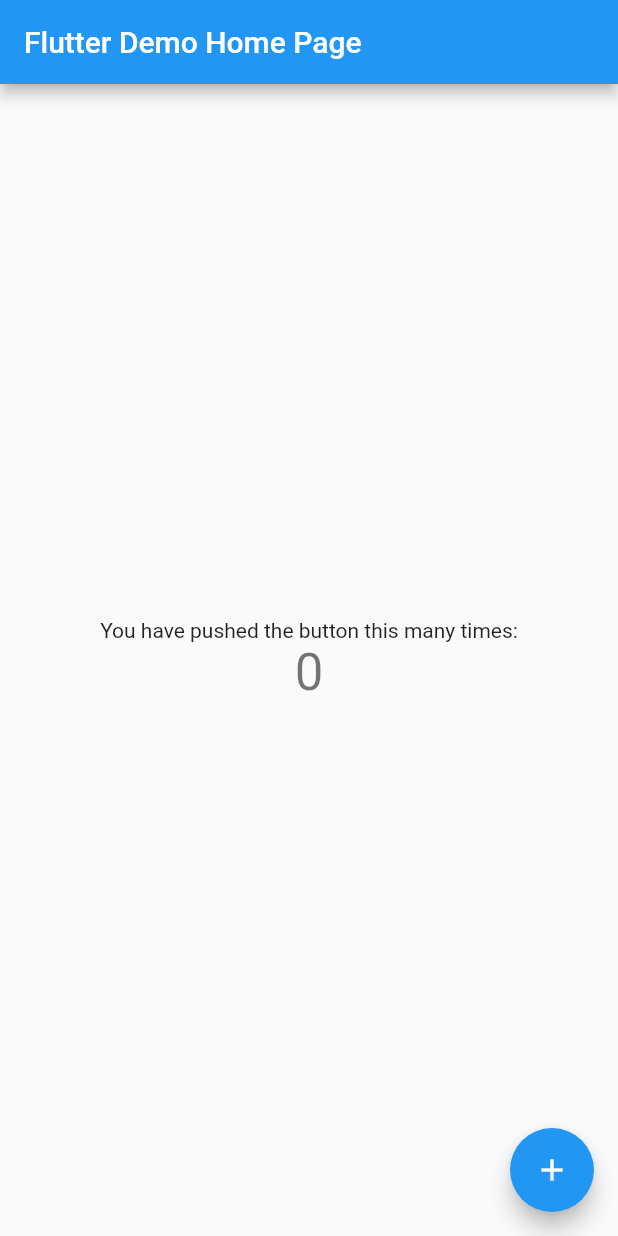
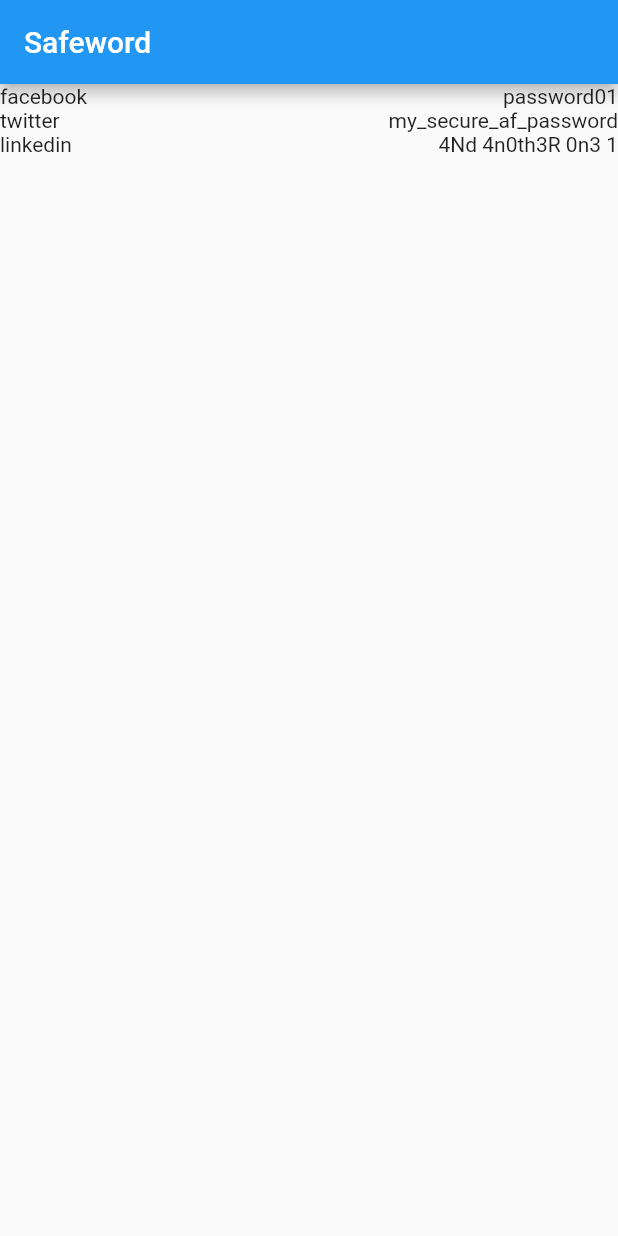
Before and after one commit to remysanfeliu/flutter-safeword, a Flutter app: the screen it shows after launch, on a phone screen of 412 x 824 dp. Run offline on Flutter 3.47's test engine with Material 2 defaults, Android fonts, the phone set to English and light mode, and no system bars.

Commit message:
[FEAT] First sample of password vault app

```diff
--- /dev/null
+++ b/lib/di/Injector.dart
@@ -0,0 +1,18 @@
+import '../services/PasswordProvider.service.dart';
+
+/// Class used a very, very basic dedency injector
+class Injector {
+  /// Boilerplate to declare a Singleton
+  static final Injector _singleton = new Injector._internal();
+  factory Injector() {
+    return _singleton;
+  }
+  Injector._internal();
+
+  /// Defining the injectable services
+  static final PasswordProvider _pwdProvider = new PasswordProvider();
+  PasswordProvider getPasswordProvider(){
+    return _pwdProvider;
+  }
+
+}
--- a/lib/main.dart
+++ b/lib/main.dart
@@ -1,4 +1,5 @@
 import 'package:flutter/material.dart';
+import 'widgets/screens/SearchScreen.dart';
 
 void main() => runApp(new MyApp());
 
@@ -7,7 +8,7 @@ class MyApp extends StatelessWidget {
   @override
   Widget build(BuildContext context) {
     return new MaterialApp(
-      title: 'Flutter Demo',
+      title: 'Safeword',
       theme: new ThemeData(
         // This is the theme of your application.
         //
@@ -19,91 +20,7 @@ class MyApp extends StatelessWidget {
         // counter didn't reset back to zero; the application is not restarted.
         primarySwatch: Colors.blue,
       ),
-      home: new MyHomePage(title: 'Flutter Demo Home Page'),
+      home: new SearchScreen(),
     );
   }
 }
-
-class MyHomePage extends StatefulWidget {
-  MyHomePage({Key key, this.title}) : super(key: key);
-
-  // This widget is the home page of your application. It is stateful, meaning
-  // that it has a State object (defined below) that contains fields that affect
-  // how it looks.
-
-  // This class is the configuration for the state. It holds the values (in this
-  // case the title) provided by the parent (in this case the App widget) and
-  // used by the build method of the State. Fields in a Widget subclass are
-  // always marked "final".
-
-  final String title;
-
-  @override
-  _MyHomePageState createState() => new _MyHomePageState();
-}
-
-class _MyHomePageState extends State<MyHomePage> {
-  int _counter = 0;
-
-  void _incrementCounter() {
-    setState(() {
-      // This call to setState tells the Flutter framework that something has
-      // changed in this State, which causes it to rerun the build method below
-      // so that the display can reflect the updated values. If we changed
-      // _counter without calling setState(), then the build method would not be
-      // called again, and so nothing would appear to happen.
-      _counter++;
-    });
-  }
-
-  @override
-  Widget build(BuildContext context) {
-    // This method is rerun every time setState is called, for instance as done
-    // by the _incrementCounter method above.
-    //
-    // The Flutter framework has been optimized to make rerunning build methods
-    // fast, so that you can just rebuild anything that needs updating rather
-    // than having to individually change instances of widgets.
-    return new Scaffold(
-      appBar: new AppBar(
-        // Here we take the value from the MyHomePage object that was created by
-        // the App.build method, and use it to set our appbar title.
-        title: new Text(widget.title),
-      ),
-      body: new Center(
-        // Center is a layout widget. It takes a single child and positions it
-        // in the middle of the parent.
-        child: new Column(
-          // Column is also layout widget. It takes a list of children and
-          // arranges them vertically. By default, it sizes itself to fit its
-          // children horizontally, and tries to be as tall as its parent.
-          //
-          // Invoke "debug paint" (press "p" in the console where you ran
-          // "flutter run", or select "Toggle Debug Paint" from the Flutter tool
-          // window in IntelliJ) to see the wireframe for each widget.
-          //
-          // Column has various properties to control how it sizes itself and
-          // how it positions its children. Here we use mainAxisAlignment to
-          // center the children vertically; the main axis here is the vertical
-          // axis because Columns are vertical (the cross axis would be
-          // horizontal).
-          mainAxisAlignment: MainAxisAlignment.center,
-          children: <Widget>[
-            new Text(
-              'You have pushed the button this many times:',
-            ),
-            new Text(
-              '$_counter',
-              style: Theme.of(context).textTheme.display1,
-            ),
-          ],
-        ),
-      ),
-      floatingActionButton: new FloatingActionButton(
-        onPressed: _incrementCounter,
-        tooltip: 'Increment',
-        child: new Icon(Icons.add),
-      ), // This trailing comma makes auto-formatting nicer for build methods.
-    );
-  }
-}
--- /dev/null
+++ b/lib/model/Password.dart
@@ -0,0 +1,6 @@
+class Password {
+  String label;
+  String password;
+
+  Password(this.label, this.password);
+}
--- /dev/null
+++ b/lib/services/PasswordProvider.service.dart
@@ -0,0 +1,30 @@
+import '../model/Password.dart';
+
+/**
+ * This Provider handles the password repository and allows to fetch and save passwords.
+ */
+class PasswordProvider {
+
+  // Initializing the repo with a bunch of samples
+  List<Password> _pwdRepository = [
+      Password('facebook', 'password01'),
+      Password('twitter', 'my_secure_af_password'),
+      Password('linkedin', '4Nd 4n0th3R 0n3 1')
+    ];
+
+  /// Get the list of passwords
+  List<Password> passwords() {
+    return this._pwdRepository;
+  }
+
+  /// Add a password entity to the repository
+  void addPassword(Password pwd){
+    this._pwdRepository.add(pwd);
+  }
+
+  /// Helper method : calls addPassword(Password pwd)
+  void addPasswordWithLabel(String lbl, String pwd) {
+    this.addPassword(Password(lbl, pwd));
+  }
+
+}
--- /dev/null
+++ b/lib/widgets/PasswordCellWidget.dart
@@ -0,0 +1,33 @@
+import 'package:flutter/material.dart';
+import '../model/Password.dart';
+
+class PasswordCellWidget extends StatefulWidget {
+
+  final Password _pwd;
+
+  PasswordCellWidget(this._pwd);
+
+  @override
+  _PasswordCellState createState() {
+    return new _PasswordCellState(this._pwd);
+  }
+
+}
+
+class _PasswordCellState extends State<PasswordCellWidget> {
+
+  Password _pwd;
+
+  _PasswordCellState(this._pwd);
+
+  @override
+  Widget build(BuildContext context) {
+
+    return new Row(children: <Widget>[
+      new Expanded(child: new Text(this._pwd.label, textAlign: TextAlign.left)),
+      new Expanded(child: new Text(this._pwd.password, textAlign: TextAlign.right))
+    ]);
+
+  }
+
+}
--- /dev/null
+++ b/lib/widgets/PasswordListWidget.dart
@@ -0,0 +1,19 @@
+import 'package:flutter/material.dart';
+import './PasswordCellWidget.dart';
+import '../di/Injector.dart';
+import '../services/PasswordProvider.service.dart';
+
+class PasswordListWidget extends StatelessWidget {
+
+  final PasswordProvider _pwdProvider = Injector().getPasswordProvider();
+
+  @override
+  Widget build(BuildContext context) {
+
+    return new ListView.builder(
+      itemBuilder:(BuildContext context, int index) {
+        return _pwdProvider.passwords().length > index ? new PasswordCellWidget(_pwdProvider.passwords()[index]) : null;
+      });
+  }
+
+}
--- /dev/null
+++ b/lib/widgets/screens/SearchScreen.dart
@@ -0,0 +1,41 @@
+import 'package:flutter/material.dart';
+import '../PasswordListWidget.dart';
+
+class SearchScreen extends StatefulWidget {
+  SearchScreen({Key key}) : super(key: key);
+
+  final String title = "Safeword";
+
+  @override
+  _SearchScreenState createState() => new _SearchScreenState();
+}
+
+class _SearchScreenState extends State<SearchScreen> {
+  int _counter = 0;
+
+  _refineSearch(String query) {
+    print(query);
+  }
+
+  @override
+  Widget build(BuildContext context) {
+    // This method is rerun every time setState is called, for instance as done
+    // by the _incrementCounter method above.
+    //
+    // The Flutter framework has been optimized to make rerunning build methods
+    // fast, so that you can just rebuild anything that needs updating rather
+    // than having to individually change instances of widgets.
+    return new Scaffold(
+      appBar: new AppBar(
+        // Here we take the value from the SearchScreen object that was created by
+        // the App.build method, and use it to set our appbar title.
+        title: new Text(widget.title),
+      ),
+      body: new Center(
+        // Center is a layout widget. It takes a single child and positions it
+        // in the middle of the parent.
+        child: new PasswordListWidget()
+      ),
+    );
+  }
+}
```
